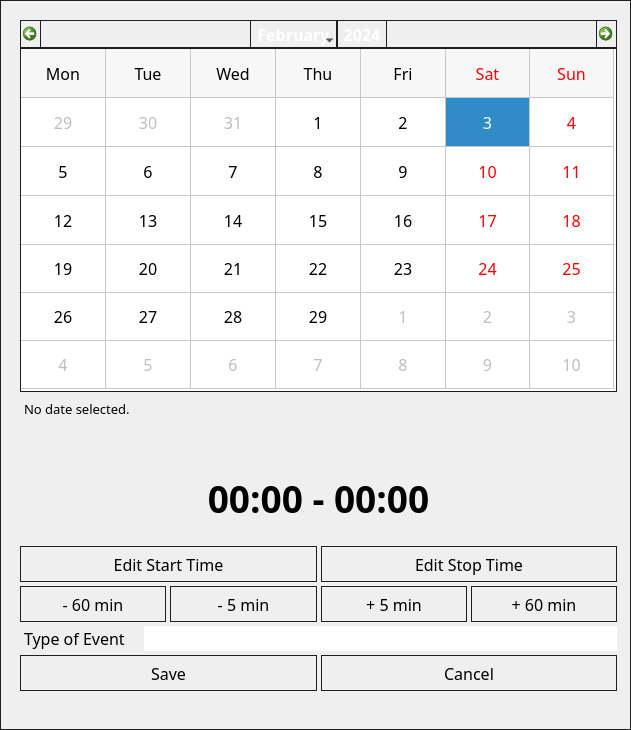
The window that src/booking-editor.ui (sc0000/hfmdd-video-system) describes before a commit, drawn with Qt 5.
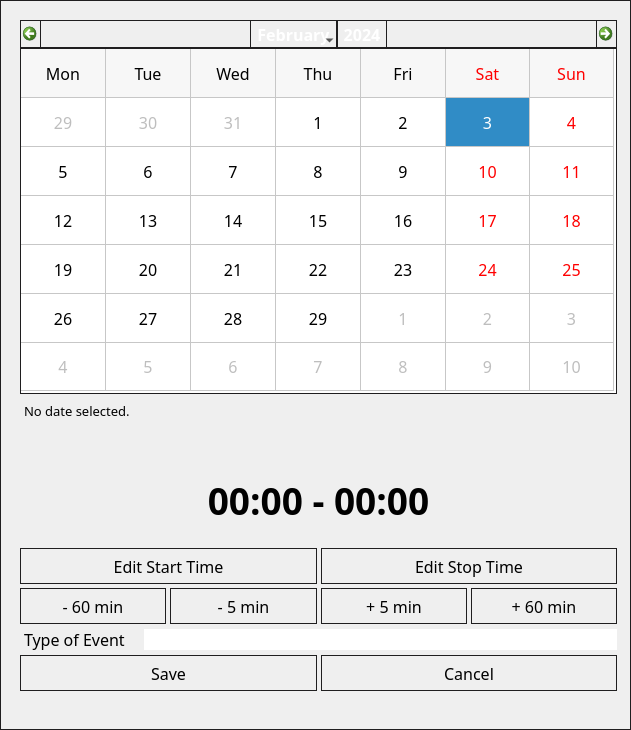
The same window after the commit.

```diff
--- a/src/booking-editor.ui
+++ b/src/booking-editor.ui
@@ -355,6 +355,11 @@
       </item>
       <item>
        <widget class="QLineEdit" name="eventTypeLineEdit">
+        <property name="font">
+         <font>
+          <pointsize>12</pointsize>
+         </font>
+        </property>
         <property name="toolTip">
          <string>For instance, rehearsal, concert, exam, demo recording...</string>
         </property>
```
